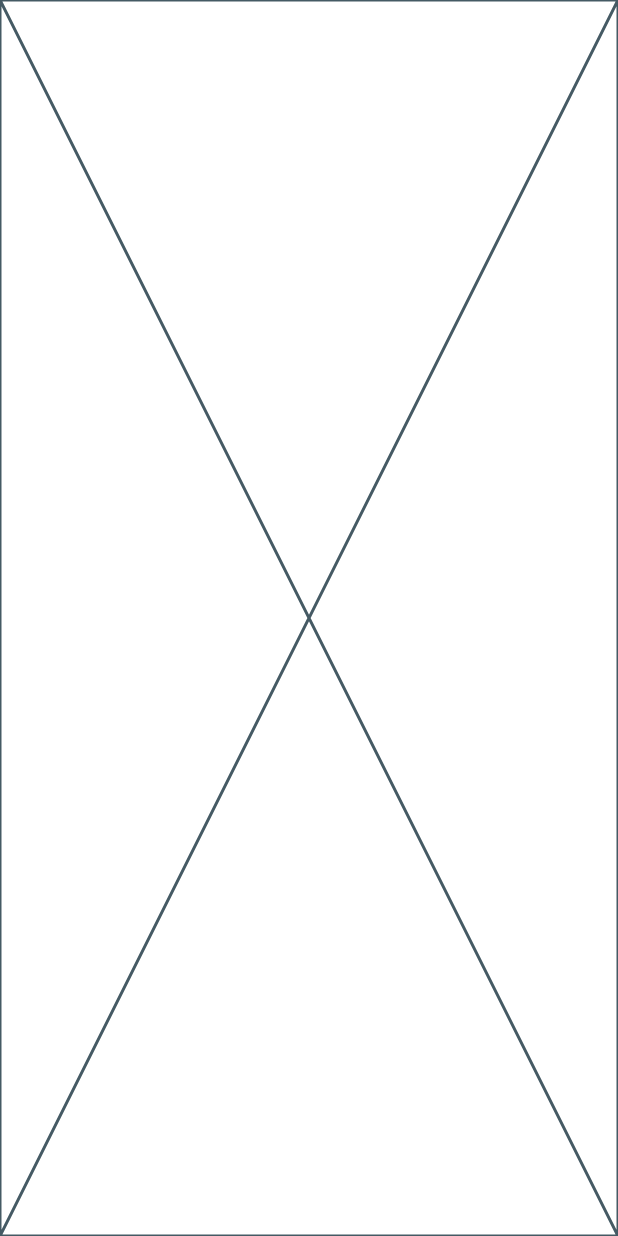
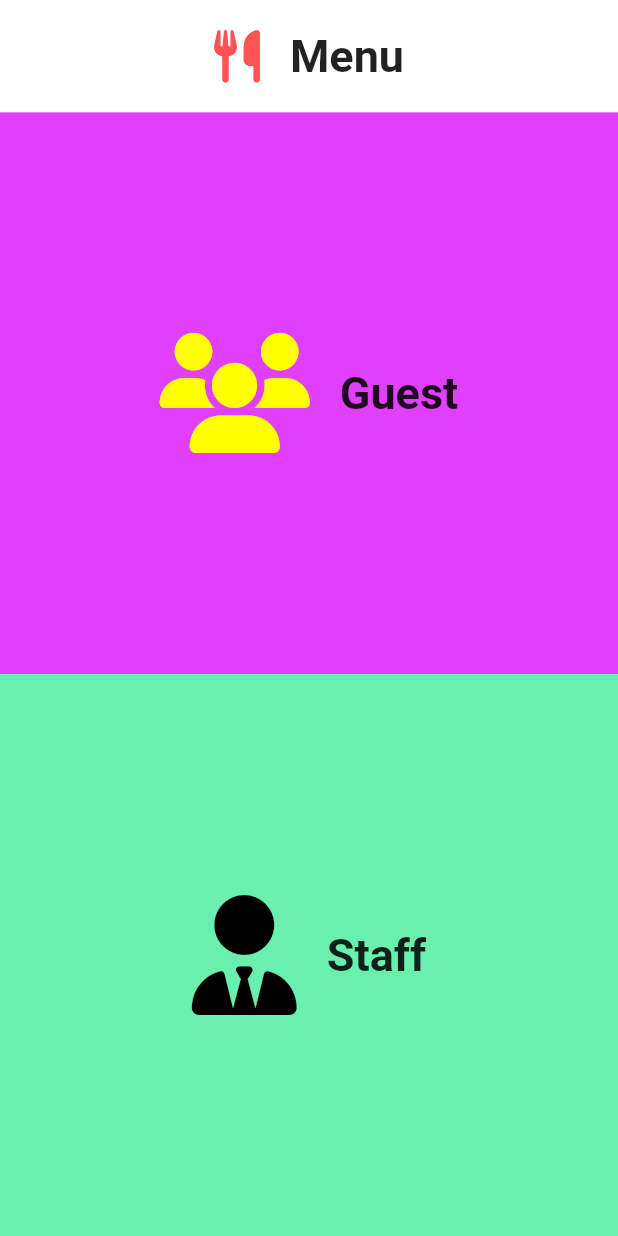
Before and after one commit to Sarbjyotsingh/restaurant_menu_app, a Flutter app: the screen it shows after launch, on a phone screen of 412 x 824 dp. Run offline on Flutter 3.47's test engine with Material 2 defaults, Android fonts, the phone set to English and light mode, and no system bars; our stand-ins replace flutter_riverpod, font_awesome_flutter.

Commit message:
Creating Home Screen & Using FontAwesomeIcon

```diff
--- a/lib/main.dart
+++ b/lib/main.dart
@@ -1,5 +1,6 @@
 import 'package:flutter/material.dart';
 import 'package:flutter_riverpod/flutter_riverpod.dart';
+import 'package:restaurant_menu_app/utils/colors.dart';
 import 'package:restaurant_menu_app/utils/routes/routes.dart';
 import 'package:restaurant_menu_app/utils/routes/routes_name.dart';
 
@@ -19,7 +20,8 @@ class MyApp extends StatelessWidget {
     return MaterialApp(
       title: 'Restaurant Menu App',
       theme: ThemeData(
-        primarySwatch: Colors.blue,
+        primaryColor: kPrimaryColor,
+        scaffoldBackgroundColor: kWhiteColor,
       ),
       initialRoute: RoutesName.home,
       onGenerateRoute: Routes.generateRoute,
--- a/lib/utils/colors.dart
+++ b/lib/utils/colors.dart
@@ -0,0 +1,9 @@
+import 'package:flutter/material.dart';
+
+const kPrimaryColor = Colors.redAccent;
+
+const kWhiteColor = Colors.white;
+const kGreenColor = Colors.greenAccent;
+const kPurpleColor = Colors.purpleAccent;
+const kYellowColor = Colors.yellowAccent;
+const kBlackColor = Colors.black;
--- a/lib/utils/constants.dart
+++ b/lib/utils/constants.dart
@@ -0,0 +1,22 @@
+import 'package:flutter/material.dart';
+import 'package:font_awesome_flutter/font_awesome_flutter.dart';
+
+const EdgeInsets kScreenPadding = EdgeInsets.all(10);
+
+const kWidthSizedBox = SizedBox(
+  width: 20,
+);
+
+// Strings
+const kMenuText = 'Menu';
+
+const kGuestText = 'Guest';
+
+const kStaffText = 'Staff';
+
+// Icons
+const kMenuIcon = FontAwesomeIcons.utensils;
+
+const kGuestIcon = FontAwesomeIcons.users;
+
+const kStaffIcon = FontAwesomeIcons.userTie;
--- a/lib/utils/style.dart
+++ b/lib/utils/style.dart
@@ -0,0 +1,6 @@
+import 'package:flutter/material.dart';
+
+const TextStyle kMenuHeadingTextStyle = TextStyle(
+  fontSize: 30,
+  fontWeight: FontWeight.bold,
+);
--- a/lib/views/screens/home_screen.dart
+++ b/lib/views/screens/home_screen.dart
@@ -1,4 +1,9 @@
 import 'package:flutter/material.dart';
+import 'package:font_awesome_flutter/font_awesome_flutter.dart';
+import 'package:restaurant_menu_app/utils/colors.dart';
+import 'package:restaurant_menu_app/utils/constants.dart';
+import 'package:restaurant_menu_app/views/widgets/menu_headline_widget.dart';
+import 'package:restaurant_menu_app/views/widgets/select_menu_type_widget.dart';
 
 class HomeScreen extends StatefulWidget {
   const HomeScreen({Key? key}) : super(key: key);
@@ -10,6 +15,36 @@ class HomeScreen extends StatefulWidget {
 class _HomeScreenState extends State<HomeScreen> {
   @override
   Widget build(BuildContext context) {
-    return const Placeholder();
+    return Scaffold(
+      body: SafeArea(
+        child: Column(
+          children: [
+            const Expanded(
+              child: MenuHeadlineWidget(),
+            ),
+            Expanded(
+              flex: 5,
+              child: SelectMenuTypeWidget(
+                text: kGuestText,
+                backgroundColor: kPurpleColor,
+                icon: kGuestIcon,
+                iconColor: kYellowColor,
+                onPressed: () {},
+              ),
+            ),
+            Expanded(
+              flex: 5,
+              child: SelectMenuTypeWidget(
+                text: kStaffText,
+                backgroundColor: kGreenColor,
+                icon: kStaffIcon,
+                iconColor: kBlackColor,
+                onPressed: () {},
+              ),
+            ),
+          ],
+        ),
+      ),
+    );
   }
 }
--- /dev/null
+++ b/lib/views/widgets/menu_headline_widget.dart
@@ -0,0 +1,30 @@
+import 'package:flutter/material.dart';
+import 'package:font_awesome_flutter/font_awesome_flutter.dart';
+import 'package:restaurant_menu_app/utils/colors.dart';
+import 'package:restaurant_menu_app/utils/constants.dart';
+import 'package:restaurant_menu_app/utils/style.dart';
+
+class MenuHeadlineWidget extends StatelessWidget {
+  const MenuHeadlineWidget({
+    super.key,
+  });
+
+  @override
+  Widget build(BuildContext context) {
+    return Row(
+      mainAxisAlignment: MainAxisAlignment.center,
+      children: const [
+        FaIcon(
+          kMenuIcon,
+          size: 35,
+          color: kPrimaryColor,
+        ),
+        kWidthSizedBox,
+        Text(
+          kMenuText,
+          style: kMenuHeadingTextStyle,
+        ),
+      ],
+    );
+  }
+}
--- /dev/null
+++ b/lib/views/widgets/select_menu_type_widget.dart
@@ -0,0 +1,45 @@
+import 'package:flutter/material.dart';
+import 'package:font_awesome_flutter/font_awesome_flutter.dart';
+import 'package:restaurant_menu_app/utils/constants.dart';
+import 'package:restaurant_menu_app/utils/style.dart';
+
+class SelectMenuTypeWidget extends StatelessWidget {
+  final String text;
+  final Color backgroundColor;
+  final IconData icon;
+  final Color iconColor;
+  final VoidCallback onPressed;
+  const SelectMenuTypeWidget({
+    super.key,
+    required this.text,
+    required this.backgroundColor,
+    required this.icon,
+    required this.onPressed,
+    required this.iconColor,
+  });
+
+  @override
+  Widget build(BuildContext context) {
+    return InkWell(
+      onTap: onPressed,
+      child: Container(
+        color: backgroundColor,
+        child: Row(
+          mainAxisAlignment: MainAxisAlignment.center,
+          children: [
+            FaIcon(
+              icon,
+              size: 80,
+              color: iconColor,
+            ),
+            kWidthSizedBox,
+            Text(
+              text,
+              style: kMenuHeadingTextStyle,
+            ),
+          ],
+        ),
+      ),
+    );
+  }
+}
--- a/pubspec.yaml
+++ b/pubspec.yaml
@@ -14,6 +14,7 @@ dependencies:
   http: ^0.13.5
   json_annotation: ^4.8.0
   flutter_riverpod: ^2.2.0
+  font_awesome_flutter: ^10.4.0
 
 dev_dependencies:
   flutter_test:
```
Also changed, not shown: pubspec.lock.
